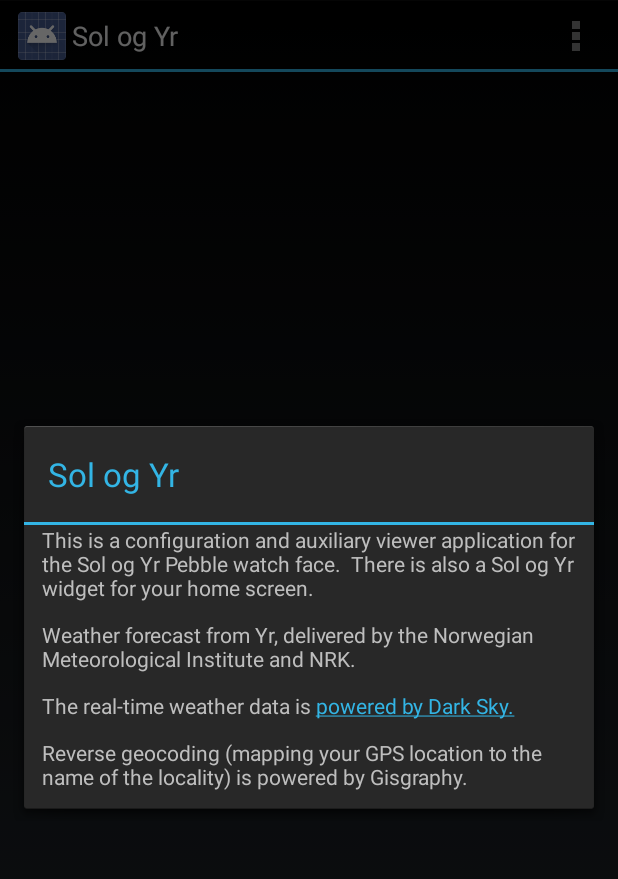
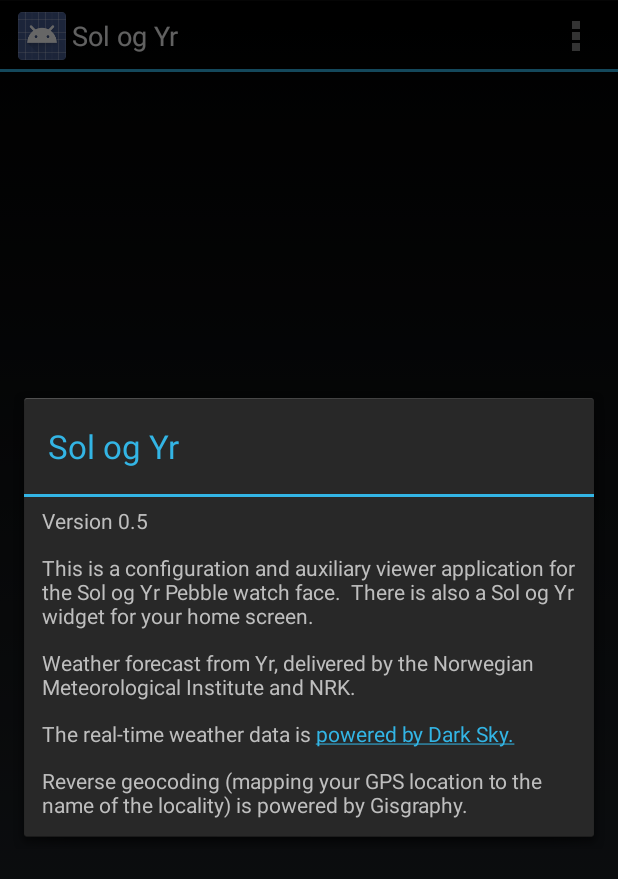
Before and after one commit to ec1oud/sologyr, an Android app: the screen it shows after launch (MainActivity), in the options menu, after a tap on "About", on a phone screen of 412 x 824 dp. Shown: the top 879 px of the screen. Run offline under Robolectric (Android 15) with nearby library versions, the phone set to English and light mode, and no system bars; 3 statements that could not run were skipped.

Commit message:
package and link version 0.5 APK from README

```diff
--- a/android/app/build.gradle
+++ b/android/app/build.gradle
@@ -8,9 +8,10 @@
         minSdkVersion 14
         targetSdkVersion 24
         versionCode 1
-        versionName "1.0"
+        versionName "0.5"
         testInstrumentationRunner "android.support.test.runner.AndroidJUnitRunner"
         vectorDrawables.useSupportLibrary = true
+        setProperty("archivesBaseName", "sologyr")
     }
     buildTypes {
         release {
--- a/android/app/src/main/res/layout/content_about.xml
+++ b/android/app/src/main/res/layout/content_about.xml
@@ -10,8 +10,16 @@
     <TextView
         android:layout_width="match_parent"
         android:layout_height="wrap_content"
+        android:layout_marginTop="6dp"
+        android:id="@+id/versionText"
+        android:text="@string/app_version" />
+
+    <TextView
+        android:layout_width="match_parent"
+        android:layout_height="wrap_content"
         android:id="@+id/aboutSolOgYrText"
-        android:text="This is a configuration and auxiliary viewer application for the Sol og Yr Pebble watch face.  There is also a Sol og Yr widget for your home screen." />
+        android:text="This is a configuration and auxiliary viewer application for the Sol og Yr Pebble watch face.  There is also a Sol og Yr widget for your home screen."
+        android:layout_marginTop="12dp" />
 
     <TextView
         android:text="Weather forecast from Yr, delivered by the Norwegian Meteorological Institute and NRK."
--- a/android/app/src/main/res/values/strings.xml
+++ b/android/app/src/main/res/values/strings.xml
@@ -1,6 +1,7 @@
 <resources>
-    <string name="app_name">Sol og Yr</string>
-    <string name="title_activity_main">Sol og Yr</string>
+    <string name="app_name" translatable="false">Sol og Yr</string>
+    <string name="app_version" translatable="false">Version 0.5</string>
+    <string name="title_activity_main" translatable="false">Sol og Yr</string>
     <string name="action_install_pebble">Install Pebble watch face</string>
     <string name="action_settings">Settings</string>
     <string name="pebble_install_toast">Installing Pebble watch face</string>
@@ -15,7 +16,7 @@
         <item>6 hours</item>
         <item>Only when location changes</item>
     </string-array>
-    <string-array name="pref_weather_update_frequency_values">
+    <string-array name="pref_weather_update_frequency_values" translatable="false">
         <item>60</item>
         <item>180</item>
         <item>360</item>
@@ -23,12 +24,12 @@
     </string-array>
 
     <string name="pref_title_location_threshold">Location change threshold</string>
-    <string-array name="pref_location_threshold_titles">
+    <string-array name="pref_location_threshold_titles" translatable="false">
         <item>5 km</item>
         <item>10 km</item>
         <item>50 km</item>
     </string-array>
-    <string-array name="pref_location_threshold_values">
+    <string-array name="pref_location_threshold_values" translatable="false">
         <item>5000</item>
         <item>10000</item>
         <item>50000</item>
```
Also changed, not shown: 3 other files.
